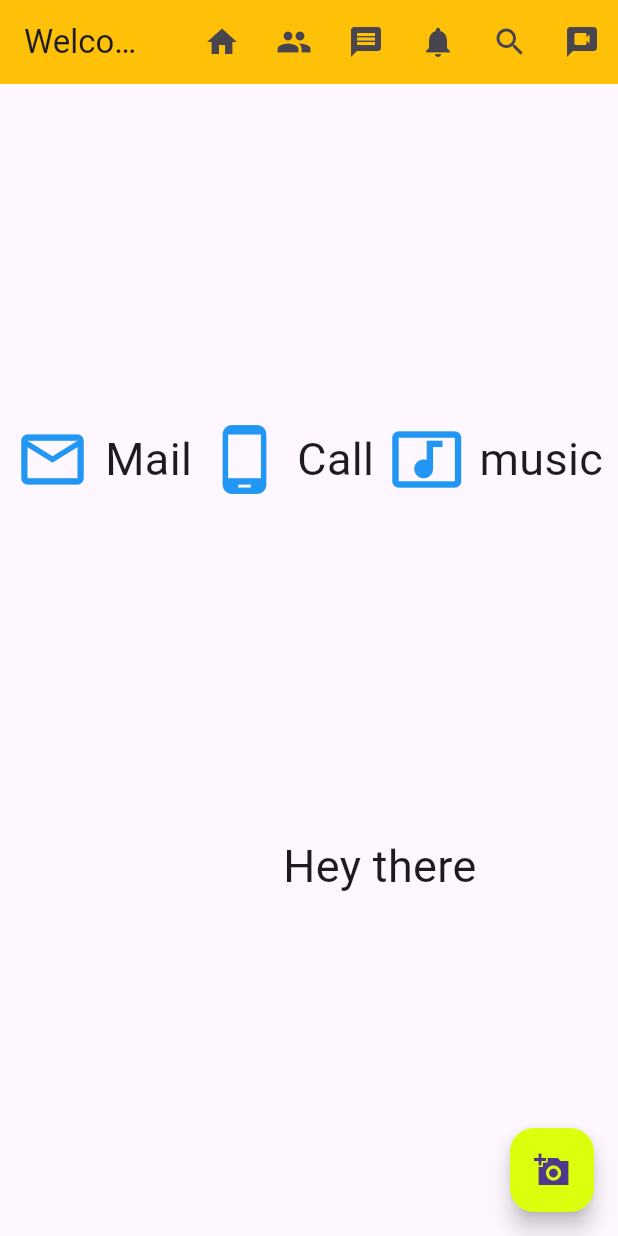
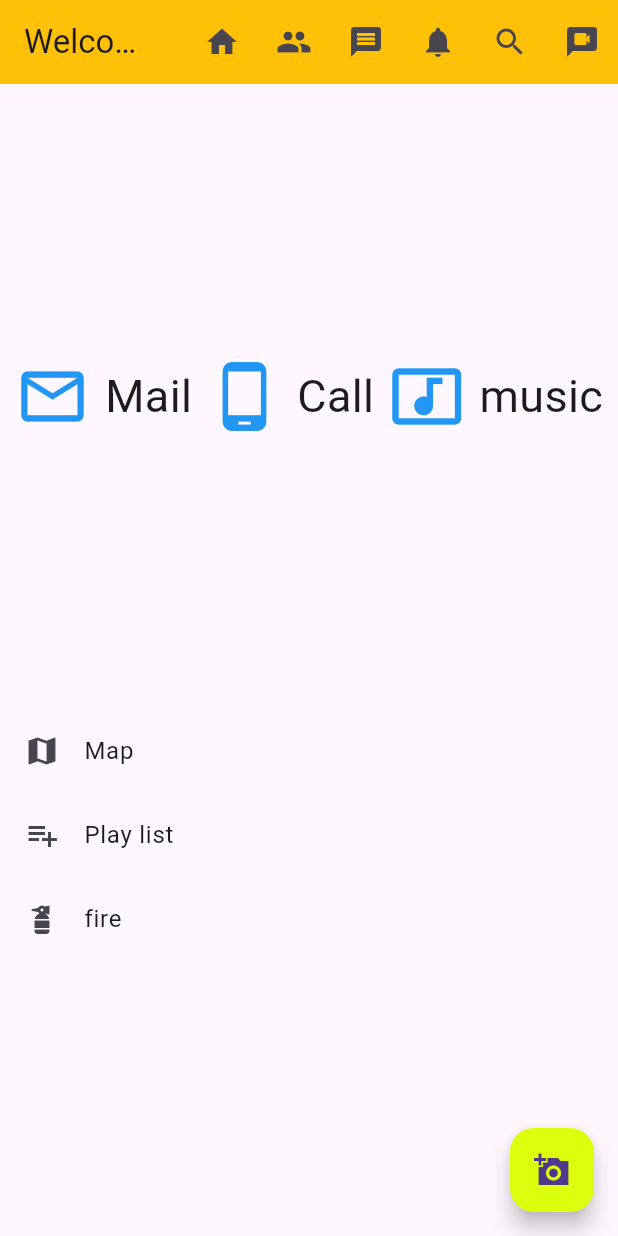
Before and after one commit to cosmah/learn, a Flutter app: the screen it shows after launch, on a phone screen of 412 x 824 dp. Run offline on Flutter 3.47's test engine with Material 3 defaults, Android fonts, the phone set to English and light mode, and no system bars.

```diff
--- a/lib/main.dart
+++ b/lib/main.dart
@@ -110,15 +110,33 @@ class Kitintale extends StatelessWidget {
             Row(
               mainAxisAlignment: MainAxisAlignment.spaceEvenly,
               children: <Widget>[
-                Container(
-                  decoration: BoxDecoration(
-                    image: DecorationImage(
-                      image: NetworkImage(
-                          "https://i0.wp.com/mazima.ug/wp-content/uploads/2022/11/2022-08-07.jpg?fit=500%2C385&ssl=1"),
-                    ),
+                Expanded(
+                  child: Column(
+                    children: <Widget>[
+                      ListTile(
+                        leading: Icon(Icons.map),
+                        title: Text("Map"),
+                        onTap: () {
+                          print("map");
+                        },
+                      ),
+                      ListTile(
+                        leading: Icon(Icons.playlist_add_outlined),
+                        title: Text("Play list"),
+                        onTap: () {
+                          print("list");
+                        },
+                      ),
+                      ListTile(
+                        leading: Icon(Icons.fire_extinguisher),
+                        title: Text("fire"),
+                        onTap: () {
+                          print("fire");
+                        },
+                      ),
+                    ],
                   ),
                 ),
-                Text("Hey there", style: TextStyle(fontSize: 30)),
               ],
             ),
           ]),
```
